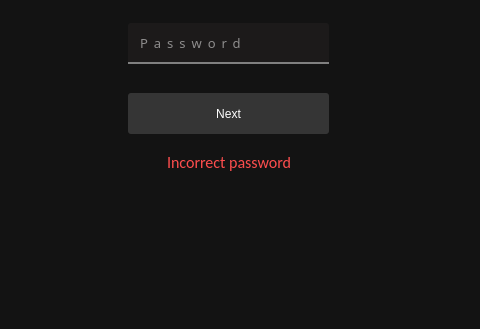
Above: mainwindow.ui from Walter0b/Projector_remote_control before the change; both pictures show x 134 to 614 and y 182 to 511 of the 731 by 511 pixel window. Below: the same form after it.
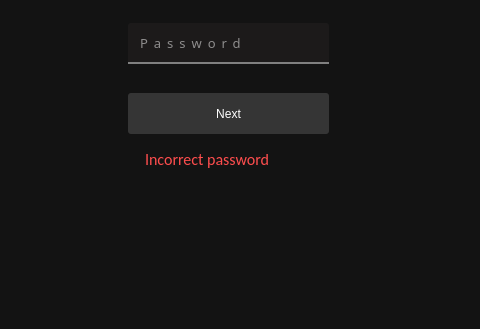
That is the form after the change. The open tabs and pages were chosen to show the change. Icons and pictures are not drawn.

Diff of the .ui file:
```diff
--- a/mainwindow.ui
+++ b/mainwindow.ui
@@ -2189,9 +2189,9 @@
       <widget class="QLabel" name="incorrect_password">
        <property name="geometry">
         <rect>
-         <x>302</x>
-         <y>333</y>
-         <width>131</width>
+         <x>280</x>
+         <y>330</y>
+         <width>191</width>
          <height>20</height>
         </rect>
        </property>
```
Left out of the diff: 2 changed lines with no effect on the pictures.
